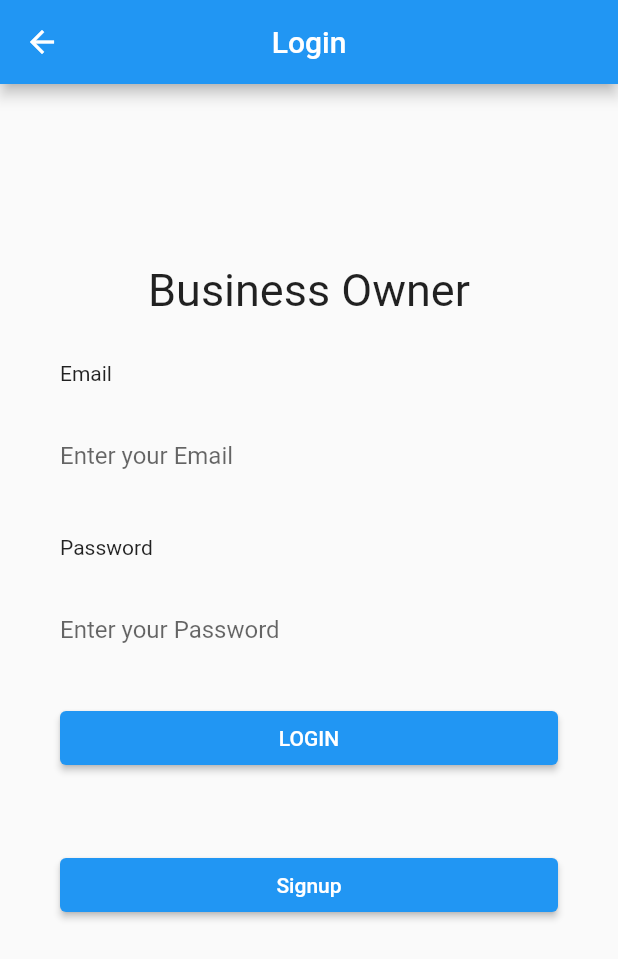
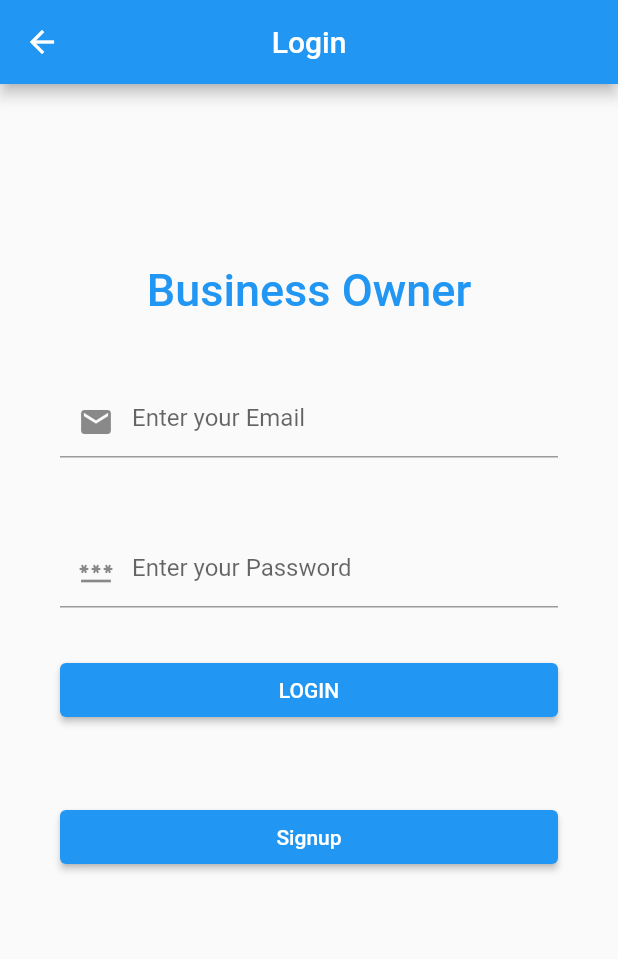
Before and after one commit to Seb-SB/KIT302-frith, a Flutter app: the BusLogin screen opened directly, on a phone screen of 412 x 824 dp. Shown: the top 959 px of the screen. Run offline on Flutter 3.47's test engine with Material 2 defaults, Android fonts, the light colour scheme and no system bars.

Commit message:
Fix icons and styles

```diff
--- a/frith-mobile/flutter_application_frith/lib/View/business_login.dart
+++ b/frith-mobile/flutter_application_frith/lib/View/business_login.dart
@@ -17,9 +17,6 @@ class _BusLoginState extends State<BusLogin> {
     return Column(
       crossAxisAlignment: CrossAxisAlignment.start,
       children: <Widget>[
-        Text(
-          'Email',
-        ),
         SizedBox(height: 10.0),
         Container(
           alignment: Alignment.center,
@@ -28,11 +25,8 @@ class _BusLoginState extends State<BusLogin> {
             keyboardType: TextInputType.emailAddress,
             onChanged: (value) => email = value,
             decoration: InputDecoration(
-              border: InputBorder.none,
-              focusedBorder:
-                  OutlineInputBorder(borderRadius: BorderRadius.horizontal()),
-              contentPadding: EdgeInsets.only(top: 14.0),
               hintText: 'Enter your Email',
+              prefixIcon: Icon(Icons.email),
             ),
           ),
         )
@@ -44,9 +38,6 @@ class _BusLoginState extends State<BusLogin> {
     return Column(
       crossAxisAlignment: CrossAxisAlignment.start,
       children: <Widget>[
-        Text(
-          'Password',
-        ),
         SizedBox(height: 10.0),
         Container(
           alignment: Alignment.center,
@@ -55,11 +46,8 @@ class _BusLoginState extends State<BusLogin> {
             obscureText: true,
             onChanged: (value) => password = value,
             decoration: InputDecoration(
-              border: InputBorder.none,
-              focusedBorder:
-                  OutlineInputBorder(borderRadius: BorderRadius.horizontal()),
-              contentPadding: EdgeInsets.only(top: 14.0),
               hintText: 'Enter your Password',
+              prefixIcon: Icon(Icons.password),
             ),
           ),
         )
@@ -138,7 +126,9 @@ class _BusLoginState extends State<BusLogin> {
                       Text(
                         'Business Owner',
                         style: TextStyle(
+                          color: Colors.blue,
                           fontSize: 30.0,
+                          fontWeight: FontWeight.w500,
                         ),
                       ),
                       SizedBox(height: 30.0),
--- a/frith-mobile/flutter_application_frith/lib/View/signup_business.dart
+++ b/frith-mobile/flutter_application_frith/lib/View/signup_business.dart
@@ -68,7 +68,7 @@ class _SignUpBusinessState extends State<SignUpBusiness> {
               child: Container(
                 child: TextField(
                     decoration: InputDecoration(
-                  hintText: 'Fist name of Manager',
+                  hintText: 'First name of Manager',
                   prefixIcon: Icon(Icons.person),
                 )),
               ),
```
Also changed, not shown: frith-mobile/flutter_application_frith/lib/View/security_login.dart (+4 -14 lines), frith-mobile/flutter_application_frith/lib/main.dart (+26 -92 lines).
